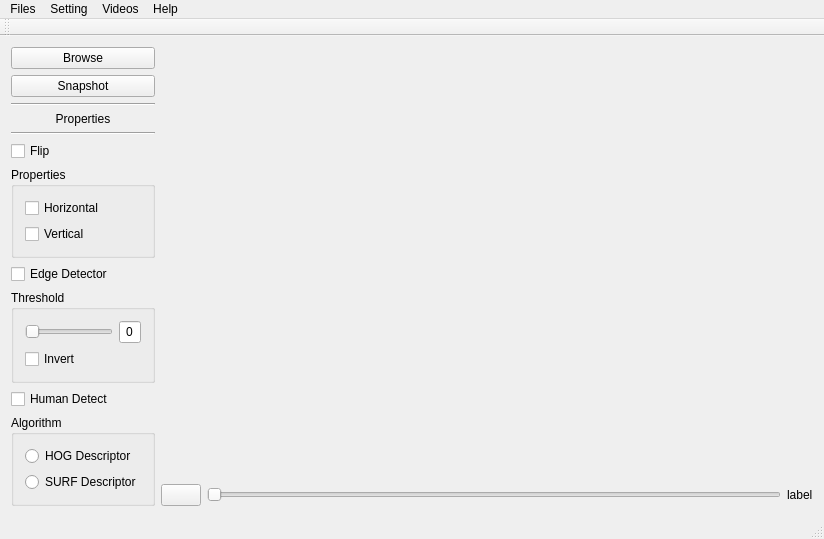
Old version of the form forms/mainwindow.ui in the repository faizshukri/humantracking.
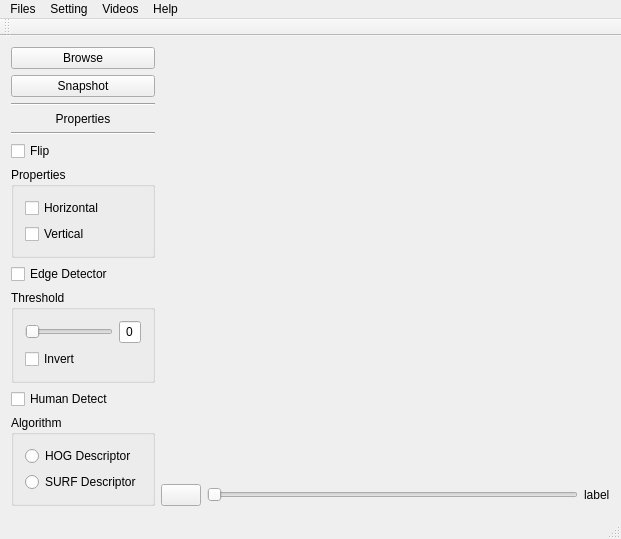
New version of the form. Icons and pictures are not drawn.

```diff
--- a/forms/mainwindow.ui
+++ b/forms/mainwindow.ui
@@ -6,8 +6,8 @@
    <rect>
     <x>0</x>
     <y>0</y>
-    <width>824</width>
-    <height>477</height>
+    <width>621</width>
+    <height>479</height>
    </rect>
   </property>
   <property name="windowTitle">
@@ -227,7 +227,7 @@
     <rect>
      <x>0</x>
      <y>0</y>
-     <width>824</width>
+     <width>621</width>
      <height>21</height>
     </rect>
    </property>
```
Left out of the diff: 35 changed lines with no effect on the pictures.
